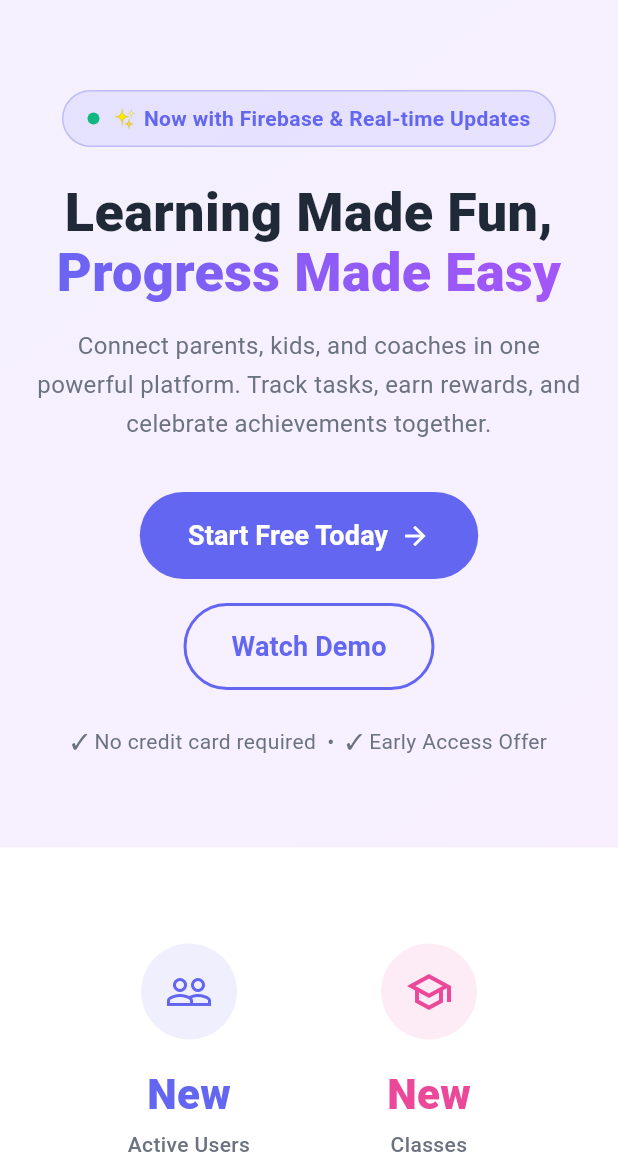
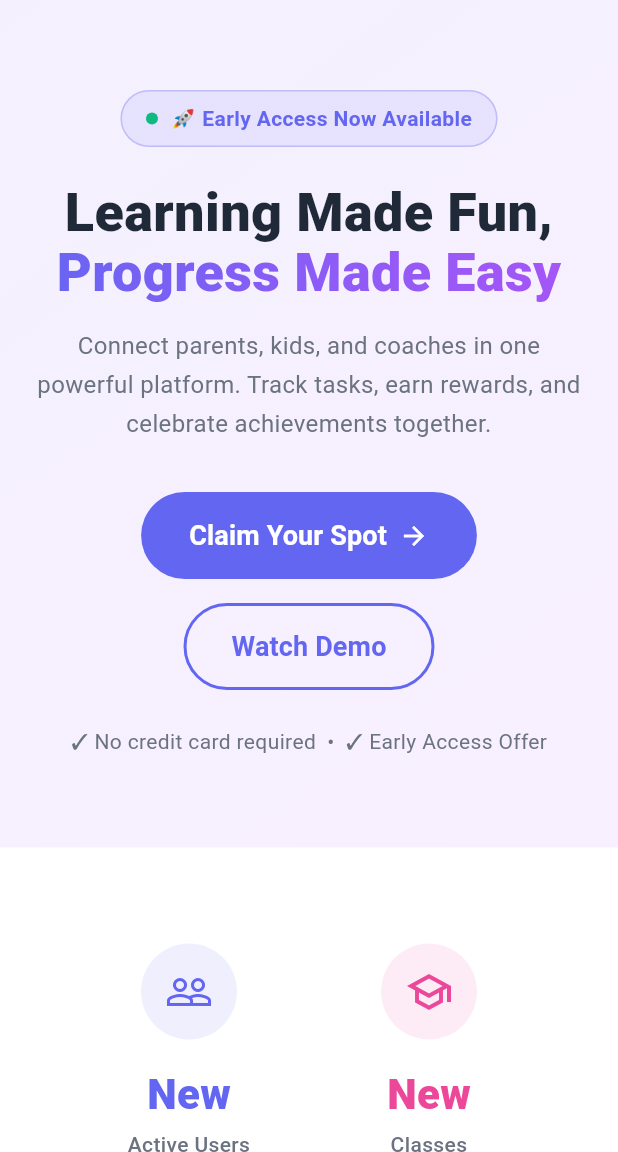
Before and after one commit to jvinaymohan/sparktracks-mvp, a Flutter app: the screen it shows after launch, on a phone screen of 412 x 824 dp, the part 84-1236 px from its top. Run offline on Flutter 3.47's test engine with Material 3 defaults, Android fonts, the phone set to English and light mode, and no system bars; our stand-ins replace cloud_firestore, firebase_auth, firebase_core, go_router, image_picker, table_calendar; missing offline and left inert: mailer; accounts and stored records are empty; Roboto replaces fonts that are missing (Poppins).

Commit message:
✨ v2.4.0 FINAL - All Critical Bugs Fixed!
🐛 CRITICAL FIXES:
✅ Redirect loop FIXED (welcome/onboarding)
- Reordered redirect checks
- Welcome shows first (if not seen)
- Prevents infinite loop
✅ Login after registration WORKS
✅ Browse classes shows ONLY public classes

🎨 UNIFIED EXPERIENCE:
✅ Landing page messaging aligned
- 'Early Access Now Available' badge
- 'Claim Your Spot' CTA (matches external)
- Consistent with jvinaymohan.github.io/sparktracks

READY FOR FULL ROLLOUT - NO BLOCKING BUGS!

```diff
--- a/lib/screens/landing/landing_screen.dart
+++ b/lib/screens/landing/landing_screen.dart
@@ -180,7 +180,7 @@ class _LandingScreenState extends State<LandingScreen> with SingleTickerProvider
                 ),
                 const SizedBox(width: 8),
                 const Text(
-                  '✨ Now with Firebase & Real-time Updates',
+                  '🚀 Early Access Now Available',
                   style: TextStyle(
                     color: Color(0xFF6366F1),
                     fontWeight: FontWeight.w600,
@@ -241,7 +241,7 @@ class _LandingScreenState extends State<LandingScreen> with SingleTickerProvider
             alignment: WrapAlignment.center,
             children: [
               ElevatedButton(
-                onPressed: () => context.go('/register'),
+                  onPressed: () => context.go('/register'),
                 style: ElevatedButton.styleFrom(
                   backgroundColor: const Color(0xFF6366F1),
                   foregroundColor: Colors.white,
@@ -258,7 +258,7 @@ class _LandingScreenState extends State<LandingScreen> with SingleTickerProvider
                   mainAxisSize: MainAxisSize.min,
                   children: [
                     const Text(
-                      'Start Free Today',
+                      'Claim Your Spot',
                       style: TextStyle(fontSize: 18, fontWeight: FontWeight.bold),
                     ),
                     const SizedBox(width: 8),
```
Also changed, not shown: 1 other file.
